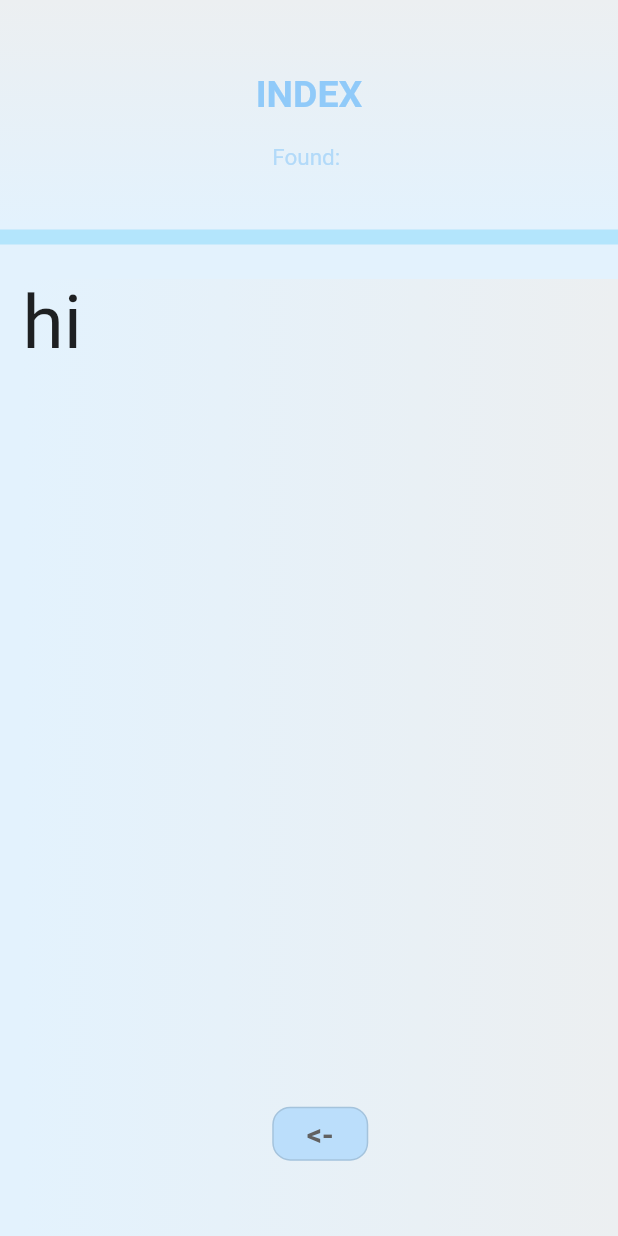
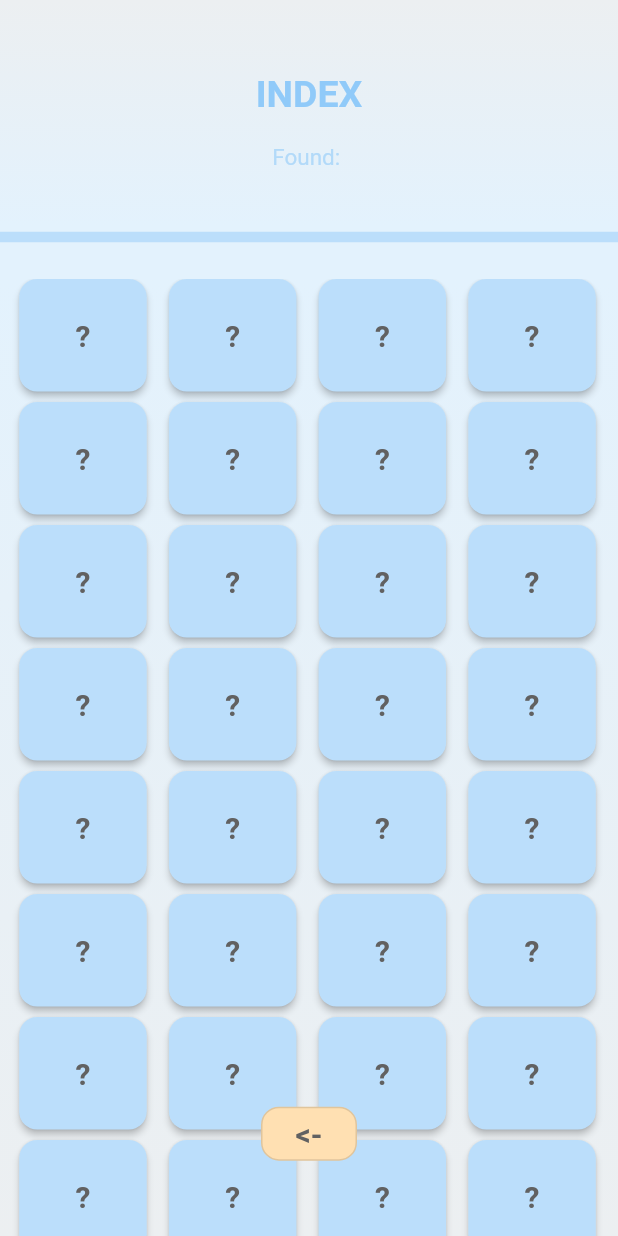
Before and after one commit to DeepP2667/animal_classifier_app, a Flutter app: the IndexPage screen opened directly, on a phone screen of 412 x 824 dp. Run offline on Flutter 3.47's test engine with Material 2 defaults, Android fonts, the phone set to English and light mode, and no system bars; our stand-ins replace google_fonts; Roboto replaces fonts that are missing (Stoke).

Commit message:
Made it look better

```diff
--- a/lib/IndexPage/back_button.dart
+++ b/lib/IndexPage/back_button.dart
@@ -12,7 +12,7 @@ class IndexBackButton extends StatelessWidget {
   );
 
   final ButtonStyle buttonStyle = ElevatedButton.styleFrom(
-    primary: Colors.blue[100],
+    primary: Colors.orange[100],
     shape: RoundedRectangleBorder(
       borderRadius: BorderRadius.circular(12.0),
     ),
--- a/lib/IndexPage/index_body.dart
+++ b/lib/IndexPage/index_body.dart
@@ -1,6 +1,6 @@
 import "package:flutter/material.dart";
 
-import 'back_button.dart';
+import './back_button.dart';
 
 class IndexBody extends StatelessWidget {
   const IndexBody({Key? key}) : super(key: key);
--- a/lib/IndexPage/index_page.dart
+++ b/lib/IndexPage/index_page.dart
@@ -2,6 +2,7 @@ import 'package:flutter/material.dart';
 
 import "./header.dart";
 import './back_button.dart';
+import './undiscovered_row.dart';
 
 class IndexPage extends StatelessWidget {
   const IndexPage({Key? key}) : super(key: key);
@@ -14,14 +15,16 @@ class IndexPage extends StatelessWidget {
         children: [
           IndexHeader(),
           const Divider(
-            color: Color(0XFFB3E5FC),
-            thickness: 10.0,
+            color: Color(0XFFBBDEFB),
+            thickness: 7.0,
           ),
           Expanded(
             child: Container(
-              margin: const EdgeInsets.only(top: 20.0, left: 15.0),
+              margin: const EdgeInsets.only(top: 20.0),
               decoration: const BoxDecoration(
                 gradient: LinearGradient(
+                  begin: Alignment.topCenter,
+                  end: Alignment.bottomCenter,
                   colors: <Color>[
                     Color(0XFFE3F2FD),
                     Color(0XFFECEFF1),
@@ -32,9 +35,26 @@ class IndexPage extends StatelessWidget {
                 children: [
                   SingleChildScrollView(
                     child: Column(
+                      mainAxisAlignment: MainAxisAlignment.spaceEvenly,
                       crossAxisAlignment: CrossAxisAlignment.stretch,
                       children: const [
-                        Text("hi", style: TextStyle(fontSize: 50)),
+                        UndiscoveredRow(),
+                        UndiscoveredRow(),
+                        UndiscoveredRow(),
+                        UndiscoveredRow(),
+                        UndiscoveredRow(),
+                        UndiscoveredRow(),
+                        UndiscoveredRow(),
+                        UndiscoveredRow(),
+                        UndiscoveredRow(),
+                        UndiscoveredRow(),
+                        UndiscoveredRow(),
+                        UndiscoveredRow(),
+                        UndiscoveredRow(),
+                        UndiscoveredRow(),
+                        UndiscoveredRow(),
+                        UndiscoveredRow(),
+                        UndiscoveredRow(),
                       ],
                     ),
                   ),
--- a/lib/IndexPage/undiscovered_icon.dart
+++ b/lib/IndexPage/undiscovered_icon.dart
@@ -26,7 +26,7 @@ class UndiscoveredIcon extends StatelessWidget {
       ),
       child: ElevatedButton(
         style: buttonStyle,
-        onPressed: null,
+        onPressed: () {print("hi");},
         child: Text(
           "?",
           style: textStyle,
```
